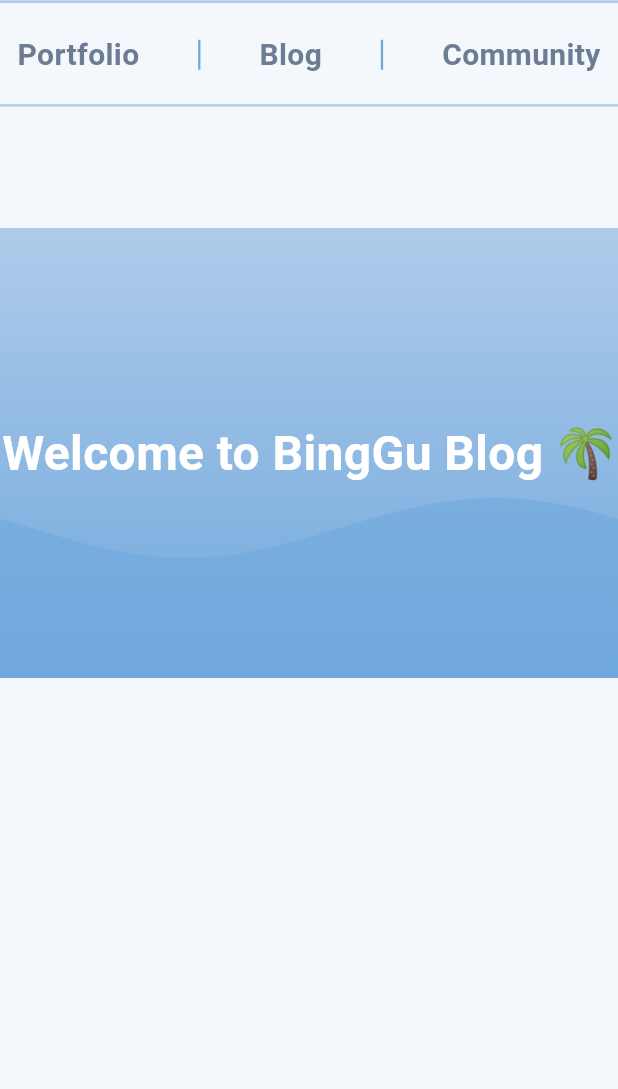
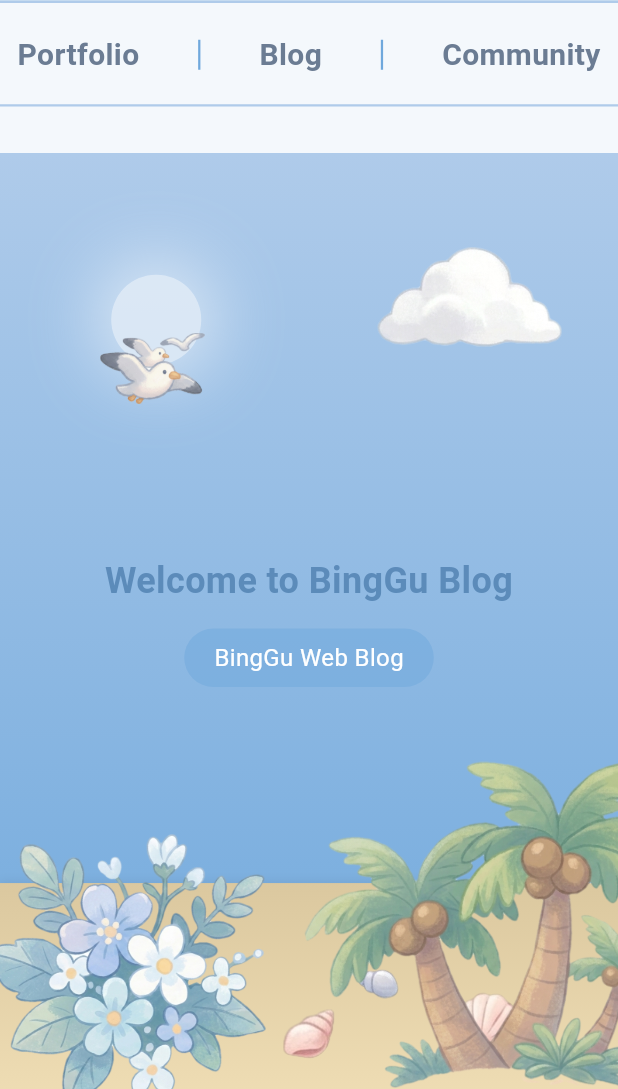
Before and after one commit to Baebin/bing-web-frontend, a Flutter app: the screen it shows after launch, on a phone screen of 412 x 824 dp, the part 147-1236 px from its top. Run offline on Flutter 3.47's test engine with Material 3 defaults, Android fonts, the phone set to English and light mode, and no system bars; our stand-ins replace cached_network_image, flutter_riverpod, go_router.

Commit message:
add home page animations

```diff
--- a/lib/core/constants/app_colors.dart
+++ b/lib/core/constants/app_colors.dart
@@ -8,13 +8,6 @@ class AppColors {
 
   // Background
   static const background = Color(0xFFF4F8FC);
-  static const surface = Color(0xFFFFFFFF);
-  static const section = Color(0xFFEAF2FB);
-
-  // Nature accents
-  static const palmGreen = Color(0xFF7FB77E);
-  static const sand = Color(0xFFF2E4C9);
-  static const coconut = Color(0xFFA67C52);
 
   // Text
   static const textPrimary = Color(0xFF2F3E4E);
@@ -23,4 +16,11 @@ class AppColors {
   // Ui Helper
   static const border = Color(0xFFE0E6ED);
   static const divider = Color(0xFFEAEAEA);
+
+  // Home Animation
+  static const Color skyBase = Color(0xFFE3F2FD);
+  static const Color oceanDeep = Color(0xFFA9D1F7);
+  static const Color oceanShallow = Color(0xFFD1E9F6);
+  static const Color sandMain = Color(0xFFEEDCB3);
+  static const Color sandDark = Color(0xFFDBC89F);
 }
--- a/lib/core/constants/app_images.dart
+++ b/lib/core/constants/app_images.dart
@@ -1,4 +1,21 @@
-class AppImages {
-  static const String _path = "assets/images/";
-  static const String logo = _path + "logo.png";
+enum AppImages {
+  logo("logo", "png"),
+
+  // Home Banner
+  cloudLarge("cloud_large", "png"),
+  cloudMedium("cloud_medium", "png"),
+  flowers("flowers", "png"),
+  seagull("seagull", "png"),
+  seagulls("seagulls", "png"),
+  palmTrees("palm_trees", "png"),
+  beachItemOne("beach_item_one", "png"),
+  beachItemTwo("beach_item_two", "png"),
+  beachItemThree("beach_item_three", "png"),
+  beachItemFour("beach_item_four", "png");
+
+  final String name;
+  final String ext;
+  const AppImages(this.name, this.ext);
+
+  String get path => "assets/images/$name.$ext";
 }
--- a/lib/features/home/presentation/page/home_page.dart
+++ b/lib/features/home/presentation/page/home_page.dart
@@ -1,4 +1,4 @@
-import 'package:bing_web_frontend/features/home/presentation/widget/wave_section.dart';
+import 'package:bing_web_frontend/features/home/presentation/widget/home_animation_section.dart';
 import 'package:bing_web_frontend/features/home/presentation/widget/home_header.dart';
 import 'package:flutter/material.dart';
 
@@ -9,13 +9,13 @@ class HomePage extends StatelessWidget {
   Widget build(BuildContext context) {
     return Scaffold(
       appBar: const HomeHeader(),
-      body: Center(
-        child: Column(
-          children: [
-            const WaveSection(),
-          ],
-        )
-      ),
+      body: const Column(
+        children: [
+          Expanded(
+            child: HomeAnimationSection(),
+          ),
+        ],
+      )
     );
   }
 }
--- /dev/null
+++ b/lib/features/home/presentation/widget/home_animation_section.dart
@@ -0,0 +1,24 @@
+import 'package:bing_web_frontend/core/constants/app_colors.dart';
+import 'package:bing_web_frontend/features/home/presentation/widget/home_animation_widget.dart';
+import 'package:flutter/material.dart';
+
+class HomeAnimationSection extends StatelessWidget {
+  const HomeAnimationSection({super.key});
+
+  @override
+  Widget build(BuildContext context) {
+    return Container(
+      decoration: const BoxDecoration(
+        gradient: LinearGradient(
+          colors: [
+            AppColors.primaryLight,
+            AppColors.primary,
+          ],
+          begin: Alignment.topCenter,
+          end: Alignment.bottomCenter,
+        ),
+      ),
+      child: const HomeAnimationWidget(),
+    );
+  }
+}
--- /dev/null
+++ b/lib/features/home/presentation/widget/home_animation_widget.dart
@@ -0,0 +1,230 @@
+import 'dart:math';
+import 'package:bing_web_frontend/core/constants/app_colors.dart';
+import 'package:bing_web_frontend/core/constants/app_images.dart';
+import 'package:bing_web_frontend/core/widgets/cached_image.dart';
+import 'package:flutter/material.dart';
+
+class HomeAnimationWidget extends StatefulWidget {
+  const HomeAnimationWidget({super.key});
+
+  @override
+  State<HomeAnimationWidget> createState() => _HomeAnimationWidgetState();
+}
+
+class _HomeAnimationWidgetState extends State<HomeAnimationWidget>
+    with SingleTickerProviderStateMixin {
+  late final AnimationController _controller;
+
+  @override
+  void initState() {
+    super.initState();
+    _controller = AnimationController(
+      vsync: this,
+      duration: const Duration(seconds: 10),
+    )..repeat();
+  }
+
+  @override
+  void dispose() {
+    _controller.dispose();
+    super.dispose();
+  }
+
+  double _getSineValue(double speed, double amplitude) {
+    return sin(_controller.value * 2 * pi * speed) * amplitude;
+  }
+
+  @override
+  Widget build(BuildContext context) {
+    return LayoutBuilder(
+      builder: (context, constraints) {
+        final width = constraints.maxWidth;
+        final height = constraints.maxHeight;
+
+        final isMobile = width < 600;
+        final isDesktop = width > 1024;
+        final isTablet = !isMobile && !isDesktop;
+
+        return RepaintBoundary(
+          child: AnimatedBuilder(
+            animation: _controller,
+            builder: (context, child) {
+              return Stack(
+                children: [
+                  // Sands
+                  Positioned(
+                    bottom: 0,
+                    left: 0,
+                    right: 0,
+                    height: height * 0.22,
+                    child: Container(
+                      decoration: BoxDecoration(
+                        gradient: LinearGradient(
+                          begin: Alignment.topCenter,
+                          end: Alignment.bottomCenter,
+                          colors: [
+                            AppColors.sandDark,
+                            AppColors.sandMain,
+                          ],
+                        ),
+                        // 입체감을 위한 상단 경계 그림자
+                        boxShadow: [
+                          BoxShadow(
+                            color: Colors.black.withValues(alpha: 0.05),
+                            offset: const Offset(0, -2),
+                            blurRadius: 4,
+                          ),
+                        ],
+                      ),
+                    ),
+                  ),
+
+                  // Sun
+                  Positioned(
+                    top: height * 0.13,
+                    left: width * 0.18,
+                    child: Opacity(
+                      opacity: 0.6,
+                      child: Container(
+                        width: isMobile ? 60 : 100,
+                        height: isMobile ? 60 : 100,
+                        decoration: const BoxDecoration(
+                          color: Colors.white,
+                          shape: BoxShape.circle,
+                          boxShadow: [
+                            BoxShadow(
+                              color: Colors.white,
+                              blurRadius: 40,
+                              spreadRadius: 10,
+                            ),
+                          ],
+                        ),
+                      ),
+                    ),
+                  ),
+
+                  // Large Cloud
+                  Positioned(
+                    top: height * 0.1,
+                    right: width * 0.05 + _getSineValue(0.2, 20),
+                    width: isMobile ? width * 0.3 : 200,
+                    child: CachedImage(url: AppImages.cloudLarge.path),
+                  ),
+                  if (isDesktop)
+                    Positioned(
+                      top: height * 0.05,
+                      left: width * 0.4 + _getSineValue(0.3, 25),
+                      width: 180,
+                      child: CachedImage(url: AppImages.cloudLarge.path),
+                    ),
+
+                  // Medium Cloud
+                  if (isTablet || isDesktop)
+                    Positioned(
+                      top: height * 0.15,
+                      left: width * 0.1 + _getSineValue(0.4, 15),
+                      width: 150,
+                      child: CachedImage(url: AppImages.cloudMedium.path),
+                    ),
+                  if (isDesktop)
+                    Positioned(
+                      top: height * 0.2,
+                      right: width * 0.3 + _getSineValue(0.1, 15),
+                      width: 100,
+                      child: Opacity(
+                        opacity: 0.5,
+                        child: CachedImage(url: AppImages.cloudMedium.path),
+                      ),
+                    ),
+
+                  // Seagulls
+                  Positioned(
+                      top: height * 0.2 + _getSineValue(1.0, 5),
+                      left: width * (isMobile ? 0.1 : 0.3) + _getSineValue(0.5, 40),
+                      width: isMobile ? 70 : 100,
+                      child: CachedImage(url: AppImages.seagulls.path)
+                  ),
+
+                  // Beach Items
+                  Positioned(
+                    bottom: 45,
+                    left: width * 0.2 + _getSineValue(0.2, 2),
+                    width: isMobile ? 30 : 45,
+                    child: CachedImage(url: AppImages.beachItemOne.path),
+                  ),
+                  Positioned(
+                    bottom: 20,
+                    left: width * 0.45 + _getSineValue(0.3, 3),
+                    width: isMobile ? 35 : 50,
+                    child: CachedImage(url: AppImages.beachItemTwo.path),
+                  ),
+                  Positioned(
+                    bottom: 60,
+                    right: width * 0.35 + _getSineValue(0.25, 2),
+                    width: isMobile ? 30 : 45,
+                    child: CachedImage(url: AppImages.beachItemThree.path),
+                  ),
+                  Positioned(
+                    bottom: 25,
+                    right: width * 0.15 + _getSineValue(0.4, 3),
+                    width: isMobile ? 40 : 55,
+                    child: CachedImage(url: AppImages.beachItemFour.path),
+                  ),
+
+                  // Palm Tree
+                  Positioned(
+                    bottom: 0,
+                    right: isMobile ? -50 : -20,
+                    height: isMobile ? height * 0.35 : height * 0.5,
+                    child: CachedImage(url: AppImages.palmTrees.path),
+                  ),
+
+                  // Flowers
+                  Positioned(
+                      bottom: -10,
+                      left: -10,
+                      width: height * 0.3,
+                      child: CachedImage(url: AppImages.flowers.path)
+                  ),
+
+                  child!,
+                ],
+              );
+            },
+            child: Center(
+              child: Padding(
+                padding: const EdgeInsets.symmetric(horizontal: 20),
+                child: Column(
+                  mainAxisAlignment: MainAxisAlignment.center,
+                  children: [
+                    Text(
+                      'Welcome to BingGu Blog',
+                      textAlign: TextAlign.center,
+                      style: TextStyle(
+                        fontSize: isMobile ? 24 : 40,
+                        fontWeight: FontWeight.bold,
+                        color: AppColors.primaryDark.withValues(alpha: 0.8),
+                      ),
+                    ),
+                    const SizedBox(height: 15),
+                    Container(
+                      padding: const EdgeInsets.symmetric(horizontal: 20, vertical: 8),
+                      decoration: BoxDecoration(
+                        color: AppColors.primary.withValues(alpha: 0.5),
+                        borderRadius: BorderRadius.circular(20),
+                      ),
+                      child: const Text(
+                        "BingGu Web Blog",
+                        style: TextStyle(color: Colors.white, fontSize: 16),
+                      ),
+                    ),
+                  ],
+                ),
+              ),
+            ),
+          ),
+        );
+      },
+    );
+  }
+}
--- a/lib/features/home/presentation/widget/home_header.dart
+++ b/lib/features/home/presentation/widget/home_header.dart
@@ -26,7 +26,7 @@ class HomeHeader extends StatelessWidget implements PreferredSizeWidget {
                     padding: EdgeInsets.symmetric(vertical: 20, horizontal: 30),
                     child: Row(
                       children: [
-                        const CachedImage(url: AppImages.logo, width: 60, height: 60, isCircle: true),
+                        CachedImage(url: AppImages.logo.path, width: 60, height: 60, isCircle: true),
 
                         SizedBox(width: 30),
                         const Text("빙구의 빈 공간", style: AppTextStyles.headerLogo),
@@ -74,5 +74,5 @@ class HomeHeader extends StatelessWidget implements PreferredSizeWidget {
   }
 
   @override
-  Size get preferredSize => const Size.fromHeight(250);
+  Size get preferredSize => const Size.fromHeight(200);
 }
--- a/lib/features/home/presentation/widget/wave_painter.dart
+++ /dev/null
@@ -1,35 +0,0 @@
-import 'dart:math';
-
-import 'package:bing_web_frontend/core/constants/app_colors.dart';
-import 'package:flutter/material.dart';
-
-class WavePainter extends CustomPainter {
-  final double value;
-
-  const WavePainter(this.value);
-
-  @override
-  void paint(Canvas canvas, Size size) {
-    final paint = Paint()
-      ..color = AppColors.primary.withValues(alpha: 0.6)
-      ..style = PaintingStyle.fill;
-
-    final path = Path();
-
-    path.moveTo(0, size.height);
-
-    for (double i = 0; i <= size.width; i++) {
-      double y = sin((i / size.width * 2 * pi) + value * 2 * pi) * 20 +
-          size.height / 2;
-      path.lineTo(i, y);
-    }
-
-    path.lineTo(size.width, size.height);
-    path.close();
-
-    canvas.drawPath(path, paint);
-  }
-
-  @override
-  bool shouldRepaint(covariant CustomPainter oldDelegate) => true;
-}
--- a/lib/features/home/presentation/widget/wave_section.dart
+++ /dev/null
@@ -1,48 +0,0 @@
-import 'package:bing_web_frontend/core/constants/app_colors.dart';
-import 'package:bing_web_frontend/features/home/presentation/widget/wave_widget.dart';
-import 'package:flutter/material.dart';
-
-class WaveSection extends StatelessWidget {
-  const WaveSection({super.key});
-
-  @override
-  Widget build(BuildContext context) {
-    return Stack(
-      children: [
-        Container(
-          height: 300,
-          decoration: const BoxDecoration(
-            gradient: LinearGradient(
-              colors: [
-                AppColors.primaryLight,
-                AppColors.primary,
-              ],
-              begin: Alignment.topCenter,
-              end: Alignment.bottomCenter,
-            ),
-          ),
-        ),
-
-        const Positioned(
-          left: 0,
-          right: 0,
-          bottom: 0,
-          child: WaveWidget(),
-        ),
-
-        const Positioned.fill(
-          child: Center(
-            child: Text(
-              "Welcome to BingGu Blog 🌴",
-              style: TextStyle(
-                fontSize: 32,
-                fontWeight: FontWeight.bold,
-                color: Colors.white,
-              ),
-            ),
-          ),
-        )
-      ],
-    );
-  }
-}
--- a/lib/features/home/presentation/widget/wave_widget.dart
+++ /dev/null
@@ -1,41 +0,0 @@
-import 'dart:math';
-import 'package:bing_web_frontend/features/home/presentation/widget/wave_painter.dart';
-import 'package:flutter/material.dart';
-
-class WaveWidget extends StatefulWidget {
-  const WaveWidget({super.key});
-
-  @override
-  State<WaveWidget> createState() => _WaveWidgetState();
-}
-
-class _WaveWidgetState extends State<WaveWidget>
-    with SingleTickerProviderStateMixin {
-  late final AnimationController _controller;
-
-  @override
-  void initState() {
-    super.initState();
-
-    _controller = AnimationController(vsync: this, duration: const Duration(seconds: 4))..repeat();
-  }
-
-  @override
-  Widget build(BuildContext context) {
-    return AnimatedBuilder(
-      animation: _controller,
-      builder: (context, child) {
-        return CustomPaint(
-          painter: WavePainter(_controller.value),
-          size: const Size(double.infinity, 200),
-        );
-      },
-    );
-  }
-
-  @override
-  void dispose() {
-    _controller.dispose();
-    super.dispose();
-  }
-}
```
Also changed, not shown: assets/images/beach_item_four.png (added), assets/images/beach_item_one.png (added), assets/images/beach_item_three.png (added), assets/images/beach_item_two.png (added), assets/images/cloud_large.png (added), assets/images/cloud_medium.png (added), assets/images/flowers.png (added), assets/images/palm_trees.png (added), assets/images/seagull.png (added), assets/images/seagulls.png (added), 5 other files.
